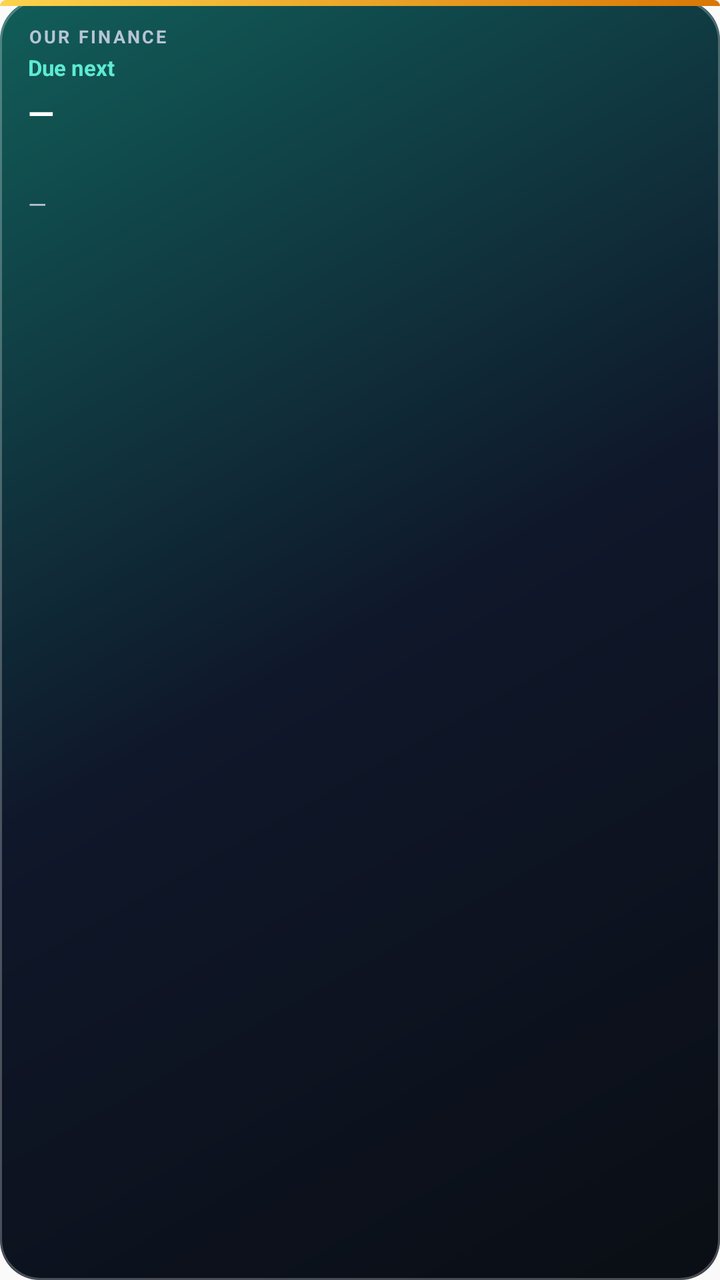
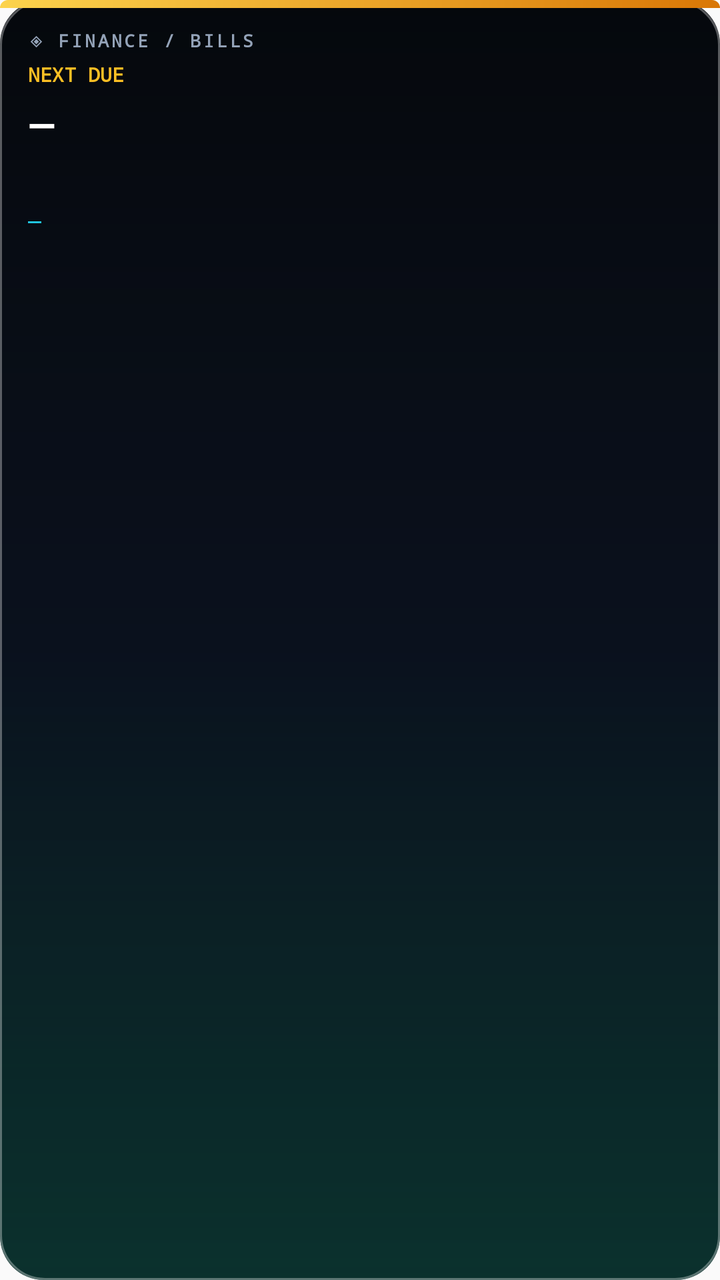

Compare the two renders of this Android layout. The source of the first and the diff that turns it into the second are given below.
<!-- AndroidManifest.xml: application theme AppTheme -->
<!-- res/layout/widget_bills.xml -->
<?xml version="1.0" encoding="utf-8"?>
<FrameLayout xmlns:android="http://schemas.android.com/apk/res/android"
  android:id="@+id/widget_root"
  android:layout_width="match_parent"
  android:layout_height="match_parent"
  android:background="@drawable/widget_shell"
  android:padding="0dp">

  <View
    android:layout_width="match_parent"
    android:layout_height="3dp"
    android:background="@drawable/widget_accent_amber" />

  <LinearLayout
    android:layout_width="match_parent"
    android:layout_height="match_parent"
    android:orientation="vertical"
    android:paddingStart="14dp"
    android:paddingTop="12dp"
    android:paddingEnd="14dp"
    android:paddingBottom="12dp">

    <TextView
      android:id="@+id/widget_eyebrow"
      android:layout_width="match_parent"
      android:layout_height="wrap_content"
      android:letterSpacing="0.12"
      android:text="OUR FINANCE"
      android:textAllCaps="true"
      android:textColor="@color/widget_text_muted"
      android:textSize="9sp"
      android:textStyle="bold" />

    <TextView
      android:id="@+id/widget_title"
      android:layout_width="match_parent"
      android:layout_height="wrap_content"
      android:layout_marginTop="2dp"
      android:text="Due next"
      android:textColor="@color/widget_text_accent"
      android:textSize="11sp"
      android:textStyle="bold" />

    <TextView
      android:id="@+id/widget_line1"
      android:layout_width="match_parent"
      android:layout_height="wrap_content"
      android:layout_marginTop="4dp"
      android:ellipsize="end"
      android:maxLines="1"
      android:text="—"
      android:textColor="@color/widget_text_primary"
      android:textSize="17sp"
      android:textStyle="bold" />

    <ImageView
      android:id="@+id/widget_progress_bitmap"
      android:layout_width="match_parent"
      android:layout_height="8dp"
      android:layout_marginTop="10dp"
      android:layout_marginBottom="8dp"
      android:contentDescription="Due progress"
      android:scaleType="fitXY" />

    <TextView
      android:id="@+id/widget_line2"
      android:layout_width="match_parent"
      android:layout_height="wrap_content"
      android:ellipsize="end"
      android:maxLines="1"
      android:text="—"
      android:textColor="@color/widget_text_muted"
      android:textSize="12sp" />

    <TextView
      android:id="@+id/widget_meta"
      android:layout_width="wrap_content"
      android:layout_height="wrap_content"
      android:layout_marginTop="6dp"
      android:background="@drawable/widget_badge_overdue"
      android:paddingStart="8dp"
      android:paddingTop="3dp"
      android:paddingEnd="8dp"
      android:paddingBottom="3dp"
      android:text="Updates after sync"
      android:textColor="@color/widget_text_primary"
      android:textSize="10sp"
      android:visibility="gone" />

    <ProgressBar
      android:id="@+id/widget_progress"
      style="?android:attr/progressBarStyleHorizontal"
      android:layout_width="0dp"
      android:layout_height="0dp"
      android:visibility="gone" />
  </LinearLayout>
</FrameLayout>
<!-- resources referenced by this layout -->
<resources>
  <color name="widget_text_accent">#5EEAD4</color>
  <color name="widget_text_muted">#B8C5D6</color>
  <color name="widget_text_primary">#FFFFFFFF</color>
  <!-- drawable widget_accent_amber (drawable) -->
  <?xml version="1.0" encoding="utf-8"?>
  <shape xmlns:android="http://schemas.android.com/apk/res/android" android:shape="rectangle">
    <corners
      android:topLeftRadius="20dp"
      android:topRightRadius="20dp" />
    <gradient
      android:angle="0"
      android:startColor="#FCD34D"
      android:endColor="#D97706" />
    <size android:height="3dp" />
  </shape>
  <!-- drawable widget_badge_overdue (drawable) -->
  <?xml version="1.0" encoding="utf-8"?>
  <shape xmlns:android="http://schemas.android.com/apk/res/android" android:shape="rectangle">
    <corners android:radius="8dp" />
    <solid android:color="#40EF4444" />
    <stroke
      android:width="1dp"
      android:color="#99F87171" />
  </shape>
  <!-- drawable widget_shell (drawable) -->
  <?xml version="1.0" encoding="utf-8"?>
  <layer-list xmlns:android="http://schemas.android.com/apk/res/android">
    <item>
      <shape android:shape="rectangle">
        <corners android:radius="20dp" />
        <gradient
          android:angle="135"
          android:startColor="#0A0E14"
          android:centerColor="#0F172A"
          android:endColor="#115E59" />
      </shape>
    </item>
    <item>
      <shape android:shape="rectangle">
        <corners android:radius="20dp" />
        <stroke
          android:width="1dp"
          android:color="#40FFFFFF" />
      </shape>
    </item>
  </layer-list>
  <style name="AppTheme" parent="Theme.AppCompat.Light.DarkActionBar">
          
          <item name="colorPrimary">@color/colorPrimary</item>
          <item name="colorPrimaryDark">@color/colorPrimaryDark</item>
          <item name="colorAccent">@color/colorAccent</item>
      </style>
</resources>

<!-- the commit's change to res/layout/widget_bills.xml (unified diff, before → after) -->
@@ -6,9 +6,16 @@
   android:background="@drawable/widget_shell"
   android:padding="0dp">
 
+  <ImageView
+    android:id="@+id/widget_hud_overlay"
+    android:layout_width="match_parent"
+    android:layout_height="match_parent"
+    android:contentDescription=""
+    android:scaleType="fitXY" />
+
   <View
     android:layout_width="match_parent"
-    android:layout_height="3dp"
+    android:layout_height="4dp"
     android:background="@drawable/widget_accent_amber" />
 
   <LinearLayout
@@ -16,50 +23,67 @@
     android:layout_height="match_parent"
     android:orientation="vertical"
     android:paddingStart="14dp"
-    android:paddingTop="12dp"
+    android:paddingTop="14dp"
     android:paddingEnd="14dp"
     android:paddingBottom="12dp">
 
-    <TextView
-      android:id="@+id/widget_eyebrow"
+    <LinearLayout
       android:layout_width="match_parent"
       android:layout_height="wrap_content"
-      android:letterSpacing="0.12"
-      android:text="OUR FINANCE"
-      android:textAllCaps="true"
-      android:textColor="@color/widget_text_muted"
-      android:textSize="9sp"
-      android:textStyle="bold" />
+      android:gravity="center_vertical"
+      android:orientation="horizontal">
+
+      <TextView
+        android:id="@+id/widget_eyebrow"
+        android:layout_width="0dp"
+        android:layout_height="wrap_content"
+        android:layout_weight="1"
+        android:fontFamily="monospace"
+        android:letterSpacing="0.14"
+        android:text="◈ FINANCE / BILLS"
+        android:textAllCaps="true"
+        android:textColor="@color/widget_text_muted"
+        android:textSize="9sp"
+        android:textStyle="bold" />
+
+      <ImageView
+        android:id="@+id/widget_live_dot"
+        android:layout_width="10dp"
+        android:layout_height="10dp"
+        android:contentDescription="Live sync" />
+    </LinearLayout>
 
     <TextView
       android:id="@+id/widget_title"
       android:layout_width="match_parent"
       android:layout_height="wrap_content"
-      android:layout_marginTop="2dp"
-      android:text="Due next"
-      android:textColor="@color/widget_text_accent"
-      android:textSize="11sp"
+      android:layout_marginTop="4dp"
+      android:fontFamily="monospace"
+      android:text="NEXT DUE"
+      android:textColor="@color/widget_amber"
+      android:textSize="10sp"
       android:textStyle="bold" />
 
     <TextView
       android:id="@+id/widget_line1"
       android:layout_width="match_parent"
       android:layout_height="wrap_content"
-      android:layout_marginTop="4dp"
+      android:layout_marginTop="6dp"
       android:ellipsize="end"
+      android:fontFamily="sans-serif-medium"
       android:maxLines="1"
       android:text="—"
       android:textColor="@color/widget_text_primary"
-      android:textSize="17sp"
+      android:textSize="18sp"
       android:textStyle="bold" />
 
     <ImageView
       android:id="@+id/widget_progress_bitmap"
       android:layout_width="match_parent"
-      android:layout_height="8dp"
+      android:layout_height="10dp"
       android:layout_marginTop="10dp"
       android:layout_marginBottom="8dp"
-      android:contentDescription="Due progress"
+      android:contentDescription="Due countdown"
       android:scaleType="fitXY" />
 
     <TextView
@@ -67,24 +91,26 @@
       android:layout_width="match_parent"
       android:layout_height="wrap_content"
       android:ellipsize="end"
+      android:fontFamily="monospace"
       android:maxLines="1"
       android:text="—"
-      android:textColor="@color/widget_text_muted"
-      android:textSize="12sp" />
+      android:textColor="@color/widget_text_cyan"
+      android:textSize="11sp" />
 
     <TextView
       android:id="@+id/widget_meta"
       android:layout_width="wrap_content"
       android:layout_height="wrap_content"
-      android:layout_marginTop="6dp"
+      android:layout_marginTop="8dp"
       android:background="@drawable/widget_badge_overdue"
+      android:fontFamily="monospace"
       android:paddingStart="8dp"
       android:paddingTop="3dp"
       android:paddingEnd="8dp"
       android:paddingBottom="3dp"
-      android:text="Updates after sync"
+      android:text="SYNC REQUIRED"
       android:textColor="@color/widget_text_primary"
-      android:textSize="10sp"
+      android:textSize="9sp"
       android:visibility="gone" />
 
     <ProgressBar
<!-- resource entries referenced after the edit -->
@@ -1,7 +1,8 @@
 <!-- resources referenced by this layout -->
 <resources>
-  <color name="widget_text_accent">#5EEAD4</color>
-  <color name="widget_text_muted">#B8C5D6</color>
+  <color name="widget_amber">#FBBF24</color>
+  <color name="widget_text_cyan">#22D3EE</color>
+  <color name="widget_text_muted">#94A3B8</color>
   <color name="widget_text_primary">#FFFFFFFF</color>
   <!-- drawable widget_accent_amber (drawable) -->
   <?xml version="1.0" encoding="utf-8"?>
@@ -18,31 +19,40 @@
   <!-- drawable widget_badge_overdue (drawable) -->
   <?xml version="1.0" encoding="utf-8"?>
   <shape xmlns:android="http://schemas.android.com/apk/res/android" android:shape="rectangle">
-    <corners android:radius="8dp" />
-    <solid android:color="#40EF4444" />
+    <corners android:radius="999dp" />
+    <solid android:color="#33F87171" />
     <stroke
       android:width="1dp"
-      android:color="#99F87171" />
+      android:color="#88F87171" />
   </shape>
   <!-- drawable widget_shell (drawable) -->
   <?xml version="1.0" encoding="utf-8"?>
   <layer-list xmlns:android="http://schemas.android.com/apk/res/android">
     <item>
       <shape android:shape="rectangle">
-        <corners android:radius="20dp" />
+        <corners android:radius="22dp" />
         <gradient
-          android:angle="135"
-          android:startColor="#0A0E14"
-          android:centerColor="#0F172A"
-          android:endColor="#115E59" />
+          android:angle="145"
+          android:startColor="#05080C"
+          android:centerColor="#0B1220"
+          android:endColor="#0D3D38" />
       </shape>
     </item>
     <item>
       <shape android:shape="rectangle">
-        <corners android:radius="20dp" />
+        <corners android:radius="22dp" />
+        <gradient
+          android:angle="270"
+          android:startColor="#00000000"
+          android:endColor="#33000000" />
+      </shape>
+    </item>
+    <item>
+      <shape android:shape="rectangle">
+        <corners android:radius="22dp" />
         <stroke
           android:width="1dp"
-          android:color="#40FFFFFF" />
+          android:color="#55FFFFFF" />
       </shape>
     </item>
   </layer-list>
